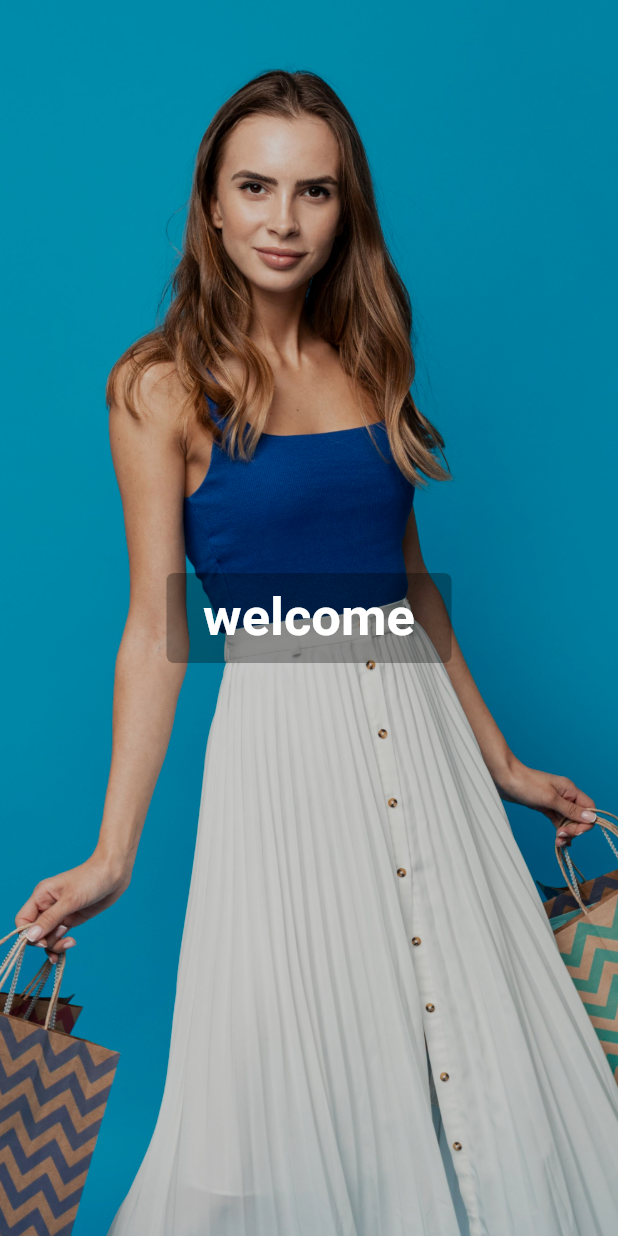
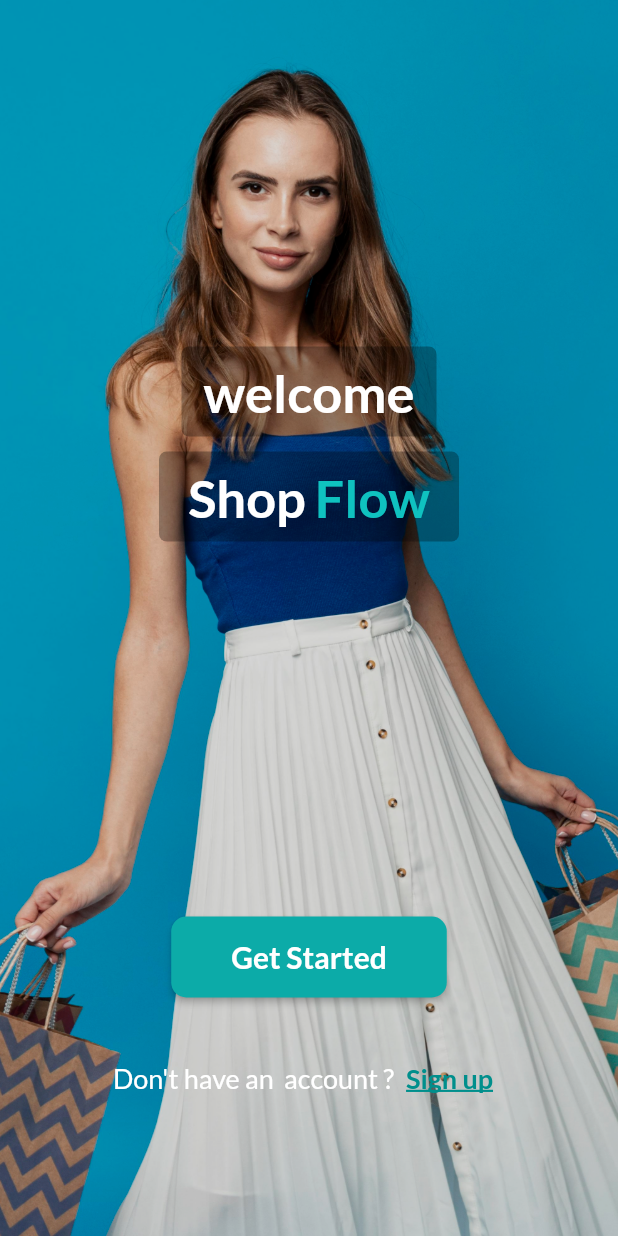
Before and after one commit to haithemmihoubi/Flutter-Ecommerce, a Flutter app: the screen it shows after launch, on a phone screen of 412 x 824 dp. Run offline on Flutter 3.47's test engine with Material 2 defaults, Android fonts, the phone set to English and light mode, and no system bars; our stand-ins replace get, google_fonts.

Commit message:
login signup   screen uis

```diff
--- a/lib/routes/routes.dart
+++ b/lib/routes/routes.dart
@@ -1,3 +1,5 @@
+import 'package:flutterecommerce/view/screens/auth/login_screen.dart';
+import 'package:flutterecommerce/view/screens/auth/signup_screen.dart';
 import 'package:get/get.dart';
 
 import '../view/screens/welcome_screen.dart';
@@ -10,10 +12,14 @@ class AppRoutes {
   static final routes = [
     // ! route  for initial page
     GetPage(name: Routes.welcomeScreen, page: () => WelcomeScreen()),
+    GetPage(name: Routes.loginScreen, page: () => LoginScreen()),
+    GetPage(name: Routes.signUpScreen, page: () => SignUpScreen()),
   ];
 }
 
 // class for route names
 class Routes {
   static const String welcomeScreen = '/welcomeScreen';
+  static const String loginScreen = '/loginScreen';
+  static const String signUpScreen = '/signUpScreen';
 }
--- a/lib/utils/theme.dart
+++ b/lib/utils/theme.dart
@@ -0,0 +1,8 @@
+import 'package:flutter/cupertino.dart';
+
+const Color mainColor = Color(0xFF0FC2C0);
+
+const Color mainColor2 = Color(0xFF0CABA8);
+
+const Color mainColor3 = Color(0xFF008F8C);
+const Color mainColor4 = Color(0xFF015958);
--- a/lib/view/screens/auth/login_screen.dart
+++ b/lib/view/screens/auth/login_screen.dart
@@ -0,0 +1,20 @@
+import 'package:flutter/material.dart';
+
+class LoginScreen extends StatefulWidget {
+  const LoginScreen({Key? key}) : super(key: key);
+
+  @override
+  State<LoginScreen> createState() => _LoginScreenState();
+}
+
+class _LoginScreenState extends State<LoginScreen> {
+  @override
+  Widget build(BuildContext context) {
+    return Scaffold(
+      appBar: AppBar(),
+      body: Center(
+        child: Text("login"),
+      ),
+    );
+  }
+}
--- a/lib/view/screens/auth/signup_screen.dart
+++ b/lib/view/screens/auth/signup_screen.dart
@@ -0,0 +1,20 @@
+import 'package:flutter/material.dart';
+
+class SignUpScreen extends StatefulWidget {
+  const SignUpScreen({Key? key}) : super(key: key);
+
+  @override
+  State<SignUpScreen> createState() => _SignUpScreenState();
+}
+
+class _SignUpScreenState extends State<SignUpScreen> {
+  @override
+  Widget build(BuildContext context) {
+    return Scaffold(
+      appBar: AppBar(),
+      body: Center(
+        child: Text("Sign up"),
+      ),
+    );
+  }
+}
--- a/lib/view/screens/welcome_screen.dart
+++ b/lib/view/screens/welcome_screen.dart
@@ -1,6 +1,10 @@
 import 'package:flutter/material.dart';
 import 'package:flutter/painting.dart';
+import 'package:flutterecommerce/routes/routes.dart';
+import 'package:flutterecommerce/view/screens/auth/login_screen.dart';
+import 'package:get/get.dart';
 
+import '../../utils/theme.dart';
 import '../widgets/text_utils.dart';
 
 class WelcomeScreen extends StatelessWidget {
@@ -21,21 +25,105 @@ class WelcomeScreen extends StatelessWidget {
             ),
           ),
           Container(
-            color: Colors.black.withOpacity(0.2),
+            color: Colors.black.withOpacity(0.15),
             width: double.infinity,
             height: double.infinity,
             child: Column(
               mainAxisAlignment: MainAxisAlignment.center,
               children: [
+                SizedBox(
+                  height: 150,
+                ),
                 Container(
                   height: 60,
-                  width: 190,
+                  width: 170,
                   decoration: BoxDecoration(
                     color: Colors.black.withOpacity(0.3),
                     borderRadius: BorderRadius.circular(5),
                   ),
                   child: Center(
-                      child:TextUtils(text: 'welcome',fontSize: 35,fontWeight: FontWeight.bold,)),
+                      child: TextUtils(
+                          text: 'welcome',
+                          fontSize: 35,
+                          fontWeight: FontWeight.bold,
+                          color: Colors.white,
+                          underline: TextDecoration.none)),
+                ),
+                SizedBox(
+                  height: 10,
+                ),
+                Container(
+                    height: 60,
+                    width: 200,
+                    decoration: BoxDecoration(
+                      color: Colors.black.withOpacity(0.3),
+                      borderRadius: BorderRadius.circular(5),
+                    ),
+                    child: Row(
+                      mainAxisAlignment: MainAxisAlignment.center,
+                      children: const [
+                        TextUtils(
+                            color: Colors.white,
+                            fontSize: 35,
+                            text: 'Shop',
+                            fontWeight: FontWeight.bold,
+                            underline: TextDecoration.none),
+                        SizedBox(
+                          width: 6,
+                        ),
+                        TextUtils(
+                            color: mainColor,
+                            fontSize: 35,
+                            text: 'Flow',
+                            fontWeight: FontWeight.bold,
+                            underline: TextDecoration.none),
+                      ],
+                    )),
+                SizedBox(
+                  height: 250,
+                ),
+                ElevatedButton(
+                  onPressed: () {
+                    Get.toNamed(Routes.loginScreen);
+                  },
+                  child: TextUtils(
+                      fontSize: 20,
+                      fontWeight: FontWeight.bold,
+                      color: Colors.white,
+                      text: "Get Started",
+                      underline: TextDecoration.none),
+                  style: ElevatedButton.styleFrom(
+                      primary: mainColor2,
+                      shape: RoundedRectangleBorder(
+                          borderRadius: BorderRadius.circular(10)),
+                      padding:
+                          EdgeInsets.symmetric(horizontal: 40, vertical: 15)),
+                ),
+                SizedBox(
+                  height: 30,
+                ),
+                Row(
+                  mainAxisAlignment: MainAxisAlignment.center,
+                  children: [
+                    TextUtils(
+                        color: Colors.white,
+                        fontSize: 18,
+                        text: "Don't have an  account ?",
+                        fontWeight: FontWeight.normal,
+                        underline: TextDecoration.none),
+                    TextButton(
+                      onPressed: () {
+                        Get.toNamed(Routes.signUpScreen);
+                      },
+                      child: TextUtils(
+                        color: mainColor3,
+                        fontSize: 18,
+                        text: "Sign up",
+                        fontWeight: FontWeight.bold,
+                        underline: TextDecoration.underline,
+                      ),
+                    ),
+                  ],
                 )
               ],
             ),
--- a/lib/view/widgets/text_utils.dart
+++ b/lib/view/widgets/text_utils.dart
@@ -1,12 +1,17 @@
 import 'package:flutter/material.dart';
+import 'package:google_fonts/google_fonts.dart';
 
 class TextUtils extends StatelessWidget {
   final String text;
   final double fontSize;
-  final FontWeight? fontWeight ;
+  final FontWeight? fontWeight;
 
+  final Color color;
+final  TextDecoration underline ;
   const TextUtils(
-      {required this.fontSize,
+      {required this.color,
+      required this.underline,
+      required this.fontSize,
       required this.text,
       required this.fontWeight,
       Key? key})
@@ -14,10 +19,11 @@ class TextUtils extends StatelessWidget {
 
   @override
   Widget build(BuildContext context) {
-    return  Text(
+    return Text(
       text,
-      style: TextStyle(
-          color: Colors.white, fontSize: fontSize, fontWeight: fontWeight),
+      style: GoogleFonts.lato(
+        decoration: underline,
+          color: color, fontSize: fontSize, fontWeight: fontWeight),
     );
   }
 }
```
